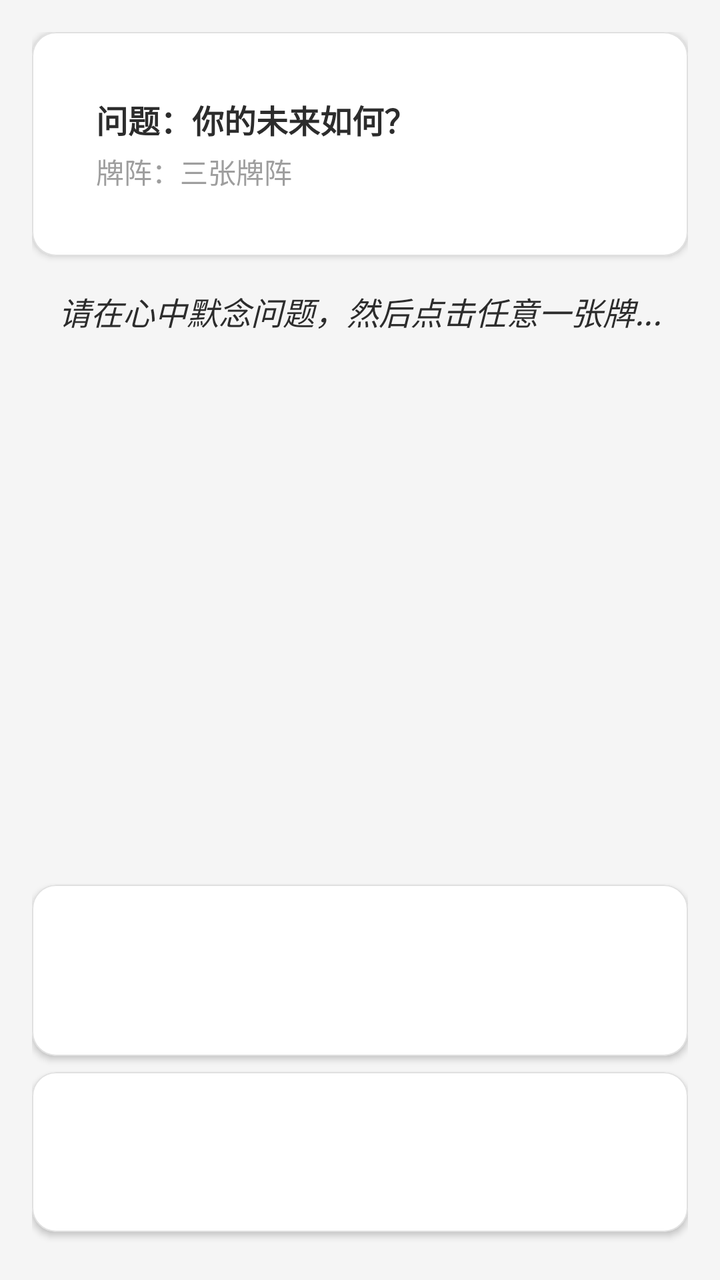
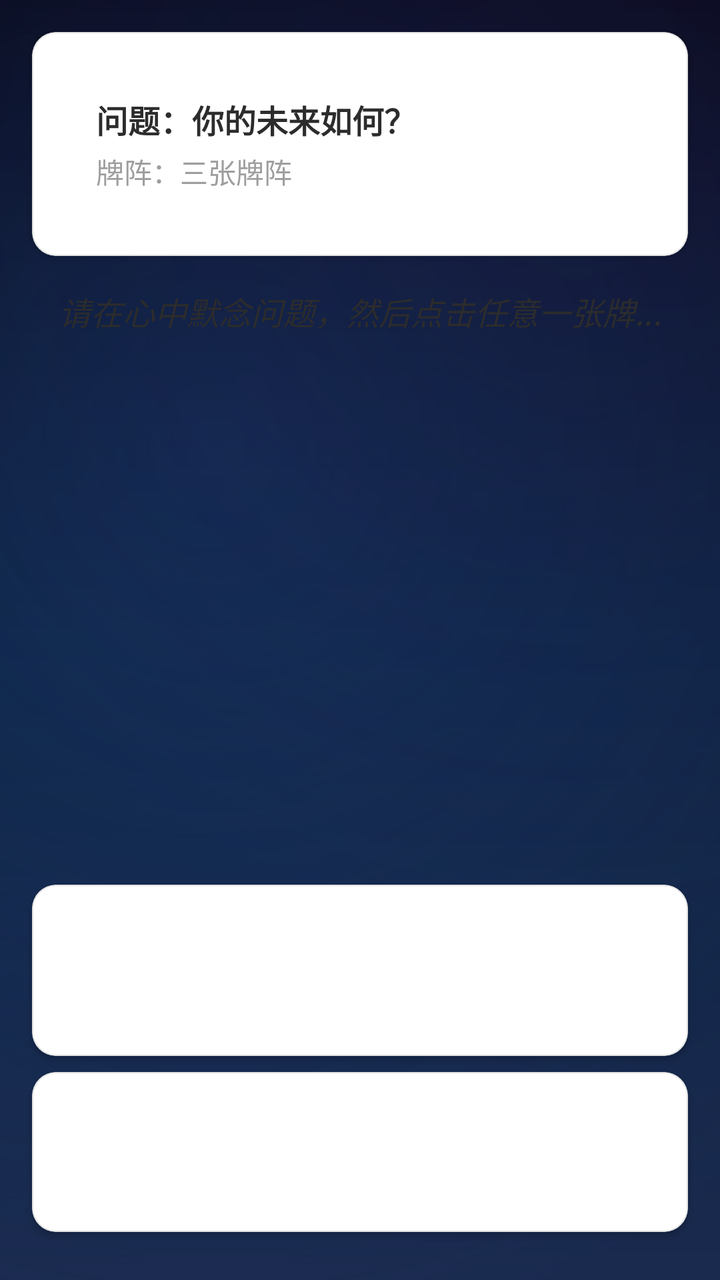

Compare the two renders of this Android layout. The source of the first and the diff that turns it into the second are given below.
<!-- AndroidManifest.xml: application theme Theme.Divination -->
<!-- res/layout/fragment_tarot_animation.xml -->
<?xml version="1.0" encoding="utf-8"?>
<androidx.constraintlayout.widget.ConstraintLayout xmlns:android="http://schemas.android.com/apk/res/android"
    xmlns:app="http://schemas.android.com/apk/res-auto"
    xmlns:tools="http://schemas.android.com/tools"
    android:layout_width="match_parent"
    android:layout_height="match_parent"
    android:background="@color/divination_background"
    android:padding="16dp">

    <com.google.android.material.card.MaterialCardView
        android:id="@+id/cardHeader"
        android:layout_width="match_parent"
        android:layout_height="wrap_content"
        style="@style/ModernCard"
        app:layout_constraintTop_toTopOf="parent">

        <androidx.constraintlayout.widget.ConstraintLayout
            android:layout_width="match_parent"
            android:layout_height="wrap_content"
            android:padding="16dp">

            <TextView
                android:id="@+id/tvQuestion"
                android:layout_width="match_parent"
                android:layout_height="wrap_content"
                android:text="问题：你的未来如何？"
                android:textSize="16sp"
                android:textStyle="bold"
                android:textColor="@color/divination_text"
                app:layout_constraintTop_toTopOf="parent" />

            <TextView
                android:id="@+id/tvSpreadName"
                android:layout_width="match_parent"
                android:layout_height="wrap_content"
                android:layout_marginTop="4dp"
                android:text="牌阵：三张牌阵"
                android:textSize="14sp"
                android:textColor="@color/neutral_gray"
                app:layout_constraintTop_toBottomOf="@id/tvQuestion" />

        </androidx.constraintlayout.widget.ConstraintLayout>
    </com.google.android.material.card.MaterialCardView>

    <TextView
        android:id="@+id/tvInstructions"
        android:layout_width="match_parent"
        android:layout_height="wrap_content"
        android:layout_marginTop="16dp"
        android:text="请在心中默念问题，然后点击任意一张牌..."
        android:textAlignment="center"
        android:textSize="16sp"
        android:textStyle="italic"
        android:textColor="@color/divination_text"
        app:layout_constraintTop_toBottomOf="@id/cardHeader" />

    <FrameLayout
        android:id="@+id/cardsContainer"
        android:layout_width="0dp"
        android:layout_height="0dp"
        android:layout_marginTop="16dp"
        android:layout_marginBottom="16dp"
        app:layout_constraintBottom_toTopOf="@id/cardDescription"
        app:layout_constraintEnd_toEndOf="parent"
        app:layout_constraintStart_toStartOf="parent"
        app:layout_constraintTop_toBottomOf="@id/tvInstructions" />

    <com.google.android.material.card.MaterialCardView
        android:id="@+id/cardDescription"
        android:layout_width="match_parent"
        android:layout_height="wrap_content"
        style="@style/ModernCard"
        android:layout_marginBottom="8dp"
        app:layout_constraintBottom_toTopOf="@id/scrollView">

        <TextView
            android:id="@+id/tvCardDescription"
            android:layout_width="match_parent"
            android:layout_height="wrap_content"
            android:text=""
            android:textAlignment="center"
            android:textSize="16sp"
            android:padding="16dp"
            android:textColor="@color/divination_text" />
    </com.google.android.material.card.MaterialCardView>
        
    <com.google.android.material.card.MaterialCardView
        android:id="@+id/scrollView"
        android:layout_width="match_parent"
        android:layout_height="wrap_content"
        style="@style/ModernCard"
        app:layout_constraintBottom_toBottomOf="parent"
        app:layout_constraintHeight_min="80dp"
        app:layout_constraintHeight_max="120dp">
        
        <ScrollView
            android:layout_width="match_parent"
            android:layout_height="match_parent">
            
            <TextView
                android:id="@+id/tvCardsInfo"
                android:layout_width="match_parent"
                android:layout_height="wrap_content"
                android:padding="16dp"
                android:text=""
                android:textSize="14sp"
                android:textColor="@color/divination_text"
                android:visibility="gone" />
        </ScrollView>
    </com.google.android.material.card.MaterialCardView>

    
    <com.google.android.material.card.MaterialCardView
        android:id="@+id/cardLoading"
        android:layout_width="0dp"
        android:layout_height="wrap_content"
        android:visibility="gone"
        style="@style/ModernCard"
        app:cardElevation="12dp"
        app:cardCornerRadius="20dp"
        app:strokeWidth="2dp"
        app:strokeColor="@color/colorPrimary"
        app:layout_constraintEnd_toEndOf="parent"
        app:layout_constraintStart_toStartOf="parent"
        app:layout_constraintTop_toTopOf="parent"
        app:layout_constraintBottom_toBottomOf="parent"
        android:layout_marginStart="32dp"
        android:layout_marginEnd="32dp">
        
        <LinearLayout
            android:layout_width="match_parent"
            android:layout_height="wrap_content"
            android:orientation="vertical"
            android:padding="40dp"
            android:gravity="center"
            android:background="@drawable/gradient_background"
            android:alpha="0.98">
            
            
            <FrameLayout
                android:layout_width="140dp"
                android:layout_height="140dp"
                android:background="@drawable/circle_background_outer"
                android:alpha="0.25">
                
                <ProgressBar
                    android:id="@+id/progressBar"
                    style="?android:attr/progressBarStyle"
                    android:layout_width="100dp"
                    android:layout_height="100dp"
                    android:layout_gravity="center"
                    android:indeterminateTint="@color/white"/>
            </FrameLayout>

            <TextView
                android:id="@+id/tvLoadingHint"
                android:layout_width="wrap_content"
                android:layout_height="wrap_content"
                android:layout_marginTop="28dp"
                android:text="🔮 塔罗牌正在为您占卜..."
                android:textColor="@color/white"
                android:textSize="20sp"
                android:textStyle="bold"
                android:textAlignment="center"/>
                
            <TextView
                android:layout_width="wrap_content"
                android:layout_height="wrap_content"
                android:layout_marginTop="16dp"
                android:text="✨ 感应宇宙能量，揭示命运真相 ✨"
                android:textColor="@color/white"
                android:textSize="15sp"
                android:alpha="0.95"
                android:textAlignment="center"/>
                
            
            <LinearLayout
                android:id="@+id/loadingDotsContainer"
                android:layout_width="wrap_content"
                android:layout_height="wrap_content"
                android:layout_marginTop="24dp"
                android:orientation="horizontal"
                android:gravity="center">
                
                <View
                    android:id="@+id/loadingDot1"
                    android:layout_width="10dp"
                    android:layout_height="10dp"
                    android:layout_margin="5dp"
                    android:background="@drawable/circle_background_outer"
                    android:backgroundTint="@color/gold"/>
                
                <View
                    android:id="@+id/loadingDot2"
                    android:layout_width="10dp"
                    android:layout_height="10dp"
                    android:layout_margin="5dp"
                    android:background="@drawable/circle_background_outer"
                    android:backgroundTint="@color/gold_light"/>
                
                <View
                    android:id="@+id/loadingDot3"
                    android:layout_width="10dp"
                    android:layout_height="10dp"
                    android:layout_margin="5dp"
                    android:background="@drawable/circle_background_outer"
                    android:backgroundTint="@color/gold"/>
            </LinearLayout>
        </LinearLayout>
    </com.google.android.material.card.MaterialCardView>

</androidx.constraintlayout.widget.ConstraintLayout>
<!-- resources referenced by this layout -->
<resources>
  <color name="colorPrimary">#7C4DFF</color>
  <color name="divination_background">#F5F5F5</color>
  <color name="divination_text">#2C2C2C</color>
  <color name="gold">#FFD700</color>
  <color name="gold_light">#FFE55C</color>
  <color name="neutral_gray">#9E9E9E</color>
  <color name="white">#FFFFFFFF</color>
  <!-- drawable circle_background_outer (drawable) -->
  <?xml version="1.0" encoding="utf-8"?>
  <shape xmlns:android="http://schemas.android.com/apk/res/android"
      android:shape="oval">
      <solid android:color="@color/divination_primary" />
  </shape>
  <!-- drawable gradient_background (drawable) -->
  <?xml version="1.0" encoding="utf-8"?>
  <shape xmlns:android="http://schemas.android.com/apk/res/android">
      <gradient
          android:angle="135"
          android:startColor="@color/gradient_start"
          android:centerColor="@color/gradient_center"
          android:endColor="@color/gradient_end"
          android:type="linear" />
  </shape>
  <color name="divination_primary">#7C4DFF</color>
  <color name="gradient_start">#667EEA</color>
  <color name="gradient_center">#764BA2</color>
  <color name="gradient_end">#F093FB</color>
  <color name="card_border">#E0E0E0</color>
  <color name="divination_card_background">#FFFFFF</color>
  <color name="colorPrimaryDark">#651FFF</color>
  <color name="colorAccent">#FFD700</color>
  <color name="gold_dark">#C5A500</color>
  <color name="black">#FF000000</color>
  <style name="Widget.Divination.CardView" parent="Widget.MaterialComponents.CardView">
          <item name="cardCornerRadius">@dimen/card_corner_radius</item>
          <item name="cardElevation">@dimen/card_elevation</item>
          <item name="cardBackgroundColor">@color/divination_card_background</item>
          <item name="contentPadding">@dimen/card_padding</item>
      </style>
  <dimen name="card_corner_radius">12dp</dimen>
  <dimen name="card_elevation">4dp</dimen>
  <dimen name="card_padding">16dp</dimen>
  <dimen name="button_corner_radius">8dp</dimen>
  <dimen name="button_elevation">2dp</dimen>
  <dimen name="button_height">48dp</dimen>
  <dimen name="body_text_size">16sp</dimen>
  <!-- unchanged entries left out for length: 4 -->
</resources>

<!-- the commit's change to res/layout/fragment_tarot_animation.xml (unified diff, before → after) -->
@@ -4,8 +4,23 @@
     xmlns:tools="http://schemas.android.com/tools"
     android:layout_width="match_parent"
     android:layout_height="match_parent"
-    android:background="@color/divination_background"
-    android:padding="16dp">
+    android:background="@drawable/bg_tarot_cosmic"
+    android:padding="16dp"
+    android:clipChildren="false"
+    android:clipToPadding="false">
+
+    <FrameLayout
+        android:id="@+id/celestialLayer"
+        android:layout_width="0dp"
+        android:layout_height="0dp"
+        android:clipChildren="false"
+        android:clipToPadding="false"
+        android:clickable="false"
+        android:focusable="false"
+        app:layout_constraintTop_toTopOf="parent"
+        app:layout_constraintBottom_toBottomOf="parent"
+        app:layout_constraintStart_toStartOf="parent"
+        app:layout_constraintEnd_toEndOf="parent" />
 
     <com.google.android.material.card.MaterialCardView
         android:id="@+id/cardHeader"
<!-- resource entries referenced after the edit -->
@@ -7,6 +7,57 @@
   <color name="gold_light">#FFE55C</color>
   <color name="neutral_gray">#9E9E9E</color>
   <color name="white">#FFFFFFFF</color>
+  <!-- drawable bg_tarot_cosmic (drawable) -->
+  <?xml version="1.0" encoding="utf-8"?>
+  <layer-list xmlns:android="http://schemas.android.com/apk/res/android">
+      
+      <item>
+          <shape android:shape="rectangle">
+              <gradient
+                  android:angle="270"
+                  android:startColor="#05030F"
+                  android:centerColor="#0B1F3A"
+                  android:endColor="#1A2A4F"
+                  android:type="linear" />
+          </shape>
+      </item>
+  
+      
+      <item>
+          <shape android:shape="rectangle">
+              <gradient
+                  android:type="radial"
+                  android:gradientRadius="450dp"
+                  android:centerX="30%"
+                  android:centerY="35%"
+                  android:startColor="#55224C96"
+                  android:endColor="#00112233" />
+          </shape>
+      </item>
+  
+      
+      <item>
+          <shape android:shape="rectangle">
+              <gradient
+                  android:type="radial"
+                  android:gradientRadius="380dp"
+                  android:centerX="80%"
+                  android:centerY="15%"
+                  android:startColor="#332E1F5C"
+                  android:endColor="#00000000" />
+          </shape>
+      </item>
+  
+      
+      <item>
+          <shape android:shape="rectangle">
+              <padding android:bottom="0dp" />
+              <solid android:color="#00000000" />
+              <size android:height="1dp" />
+              <corners android:radius="0dp" />
+          </shape>
+      </item>
+  </layer-list>
   <!-- drawable circle_background_outer (drawable) -->
   <?xml version="1.0" encoding="utf-8"?>
   <shape xmlns:android="http://schemas.android.com/apk/res/android"
